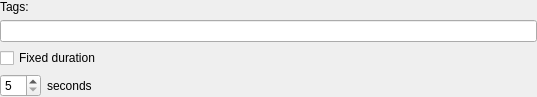
Before: the Qt Designer form client/src/ui/widgets/business/bookmark_business_action_widget.ui in networkoptix/nx_open, drawn with Qt 5.
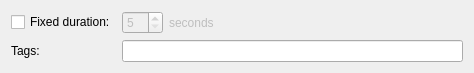
After: the same form once the commit is applied.

Commit message:
VMS-1426: Create 'Text overlay' action
VMS-1425: Add 'Alarm Monitor' action

<==== Mercurial data ====>
Branch: x_new_2.5_actions

The edit to the form file:
```diff
--- a/client/src/ui/widgets/business/bookmark_business_action_widget.ui
+++ b/client/src/ui/widgets/business/bookmark_business_action_widget.ui
@@ -6,46 +6,27 @@
    <rect>
     <x>0</x>
     <y>0</y>
-    <width>537</width>
-    <height>97</height>
+    <width>474</width>
+    <height>64</height>
    </rect>
   </property>
   <property name="windowTitle">
    <string/>
   </property>
-  <layout class="QVBoxLayout" name="verticalLayout" stretch="0,0,0,0">
-   <property name="leftMargin">
-    <number>0</number>
-   </property>
-   <property name="topMargin">
-    <number>0</number>
-   </property>
-   <property name="rightMargin">
-    <number>0</number>
-   </property>
-   <property name="bottomMargin">
-    <number>0</number>
-   </property>
-   <item>
-    <widget class="QLabel" name="label">
-     <property name="text">
-      <string>Tags:</string>
-     </property>
-    </widget>
-   </item>
-   <item>
-    <widget class="QLineEdit" name="tagsLineEdit"/>
-   </item>
-   <item>
+  <layout class="QGridLayout" name="gridLayout">
+   <item row="0" column="0">
     <widget class="QCheckBox" name="fixedDurationCheckBox">
      <property name="text">
-      <string>Fixed duration</string>
+      <string>Fixed duration:</string>
      </property>
     </widget>
    </item>
-   <item>
+   <item row="0" column="1">
     <widget class="QWidget" name="durationWidget" native="true">
-     <layout class="QHBoxLayout" name="horizontalLayout">
+     <property name="enabled">
+      <bool>false</bool>
+     </property>
+     <layout class="QHBoxLayout" name="horizontalLayout" stretch="0,1">
       <property name="leftMargin">
        <number>0</number>
       </property>
@@ -78,22 +59,19 @@
         </property>
        </widget>
       </item>
-      <item>
-       <spacer name="horizontalSpacer">
-        <property name="orientation">
-         <enum>Qt::Horizontal</enum>
-        </property>
-        <property name="sizeHint" stdset="0">
-         <size>
-          <width>40</width>
-          <height>20</height>
-         </size>
-        </property>
-       </spacer>
-      </item>
      </layout>
     </widget>
    </item>
+   <item row="1" column="1">
+    <widget class="QLineEdit" name="tagsLineEdit"/>
+   </item>
+   <item row="1" column="0">
+    <widget class="QLabel" name="label">
+     <property name="text">
+      <string>Tags:</string>
+     </property>
+    </widget>
+   </item>
   </layout>
  </widget>
  <resources/>
```
The commit also changes 6 other files.
